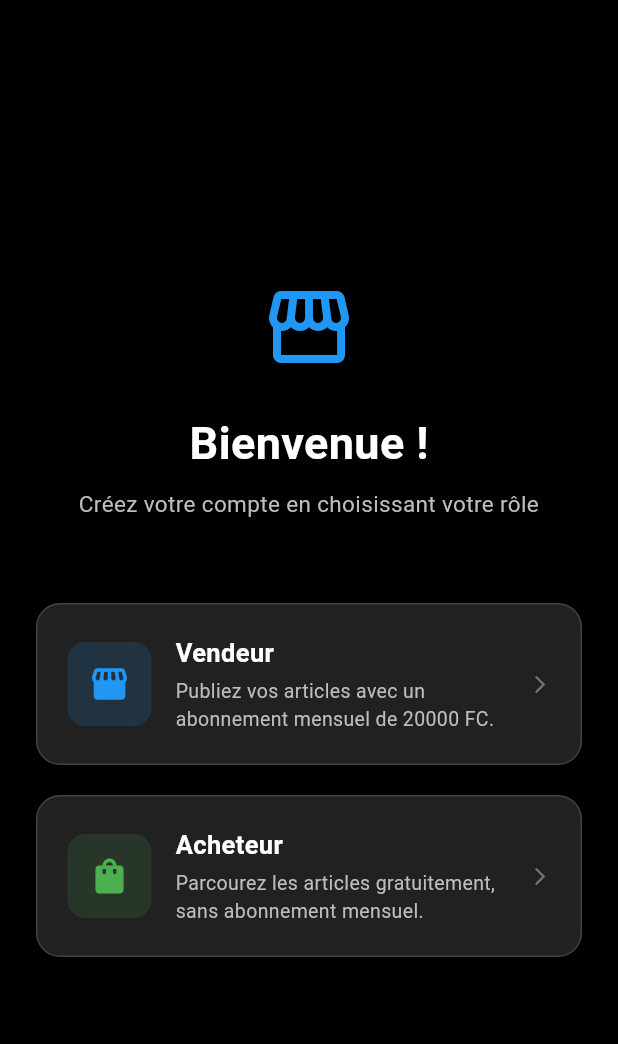
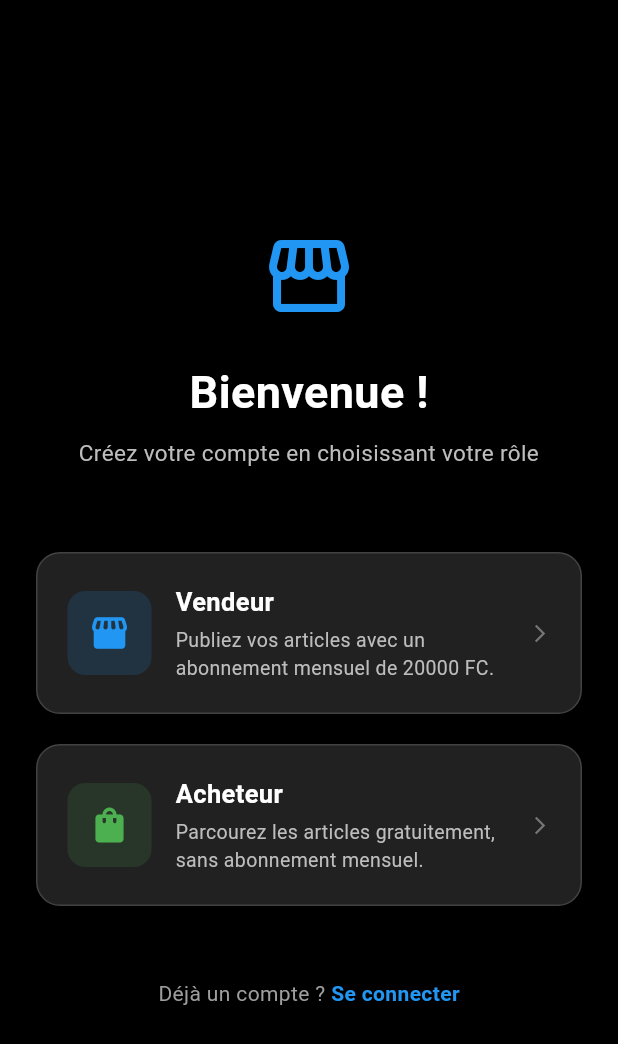
Before and after one commit to davekbg08-cloud/occasion, a Flutter app: the screen it shows after launch, on a phone screen of 412 x 824 dp. Shown: the top 1044 px of the screen. Run offline on Flutter 3.47's test engine with Material 3 defaults, Android fonts, the phone set to English and light mode, and no system bars; our stand-ins replace cached_network_image, camera, cloud_firestore, firebase_auth, firebase_core, firebase_messaging and 9 more; missing offline and left inert: cinetpay, google_mlkit_text_recognition; accounts and stored records are empty.

Commit message:
Use-go-router-extra-for-role-selection

```diff
--- a/lib/main.dart
+++ b/lib/main.dart
@@ -116,6 +116,7 @@ class OccasionApp extends StatelessWidget {
         },
       ),
       GoRoute(path: '/auth', builder: (context, state) => const _AuthPage()),
+      GoRoute(path: '/login', builder: (context, state) => const _AuthPage()),
     ],
   );
 
--- a/lib/screens/role_selection_screen.dart
+++ b/lib/screens/role_selection_screen.dart
@@ -33,22 +33,48 @@ class RoleSelectionScreen extends StatelessWidget {
                 style: TextStyle(color: Colors.grey[400], fontSize: 15),
               ),
               const SizedBox(height: 56),
-              _RoleButton(
+              _RoleCard(
                 icon: Icons.storefront_rounded,
                 title: 'Vendeur',
-                subtitle:
+                description:
                     'Publiez vos articles avec un abonnement mensuel de 20000 FC.',
                 accentColor: Colors.blue,
-                onTap: () => _selectRole(context, UserRole.seller),
+                onTap: () => context.push(
+                  '/phone-auth',
+                  extra: UserRole.seller,
+                ),
               ),
               const SizedBox(height: 20),
-              _RoleButton(
+              _RoleCard(
                 icon: Icons.shopping_bag_rounded,
                 title: 'Acheteur',
-                subtitle:
+                description:
                     'Parcourez les articles gratuitement, sans abonnement mensuel.',
                 accentColor: Colors.green,
-                onTap: () => _selectRole(context, UserRole.buyer),
+                onTap: () => context.push(
+                  '/phone-auth',
+                  extra: UserRole.buyer,
+                ),
+              ),
+              const SizedBox(height: 48),
+              Row(
+                mainAxisAlignment: MainAxisAlignment.center,
+                children: [
+                  Text(
+                    'Déjà un compte ? ',
+                    style: TextStyle(color: Colors.grey[500]),
+                  ),
+                  GestureDetector(
+                    onTap: () => context.push('/login'),
+                    child: const Text(
+                      'Se connecter',
+                      style: TextStyle(
+                        color: Colors.blue,
+                        fontWeight: FontWeight.bold,
+                      ),
+                    ),
+                  ),
+                ],
               ),
             ],
           ),
@@ -56,24 +82,20 @@ class RoleSelectionScreen extends StatelessWidget {
       ),
     );
   }
-
-  void _selectRole(BuildContext context, UserRole role) {
-    context.go('/phone-auth', extra: role);
-  }
 }
 
-class _RoleButton extends StatelessWidget {
-  const _RoleButton({
+class _RoleCard extends StatelessWidget {
+  const _RoleCard({
     required this.icon,
     required this.title,
-    required this.subtitle,
+    required this.description,
     required this.accentColor,
     required this.onTap,
   });
 
   final IconData icon;
   final String title;
-  final String subtitle;
+  final String description;
   final Color accentColor;
   final VoidCallback onTap;
 
@@ -114,7 +136,7 @@ class _RoleButton extends StatelessWidget {
                   ),
                   const SizedBox(height: 4),
                   Text(
-                    subtitle,
+                    description,
                     style: TextStyle(color: Colors.grey[400], fontSize: 13),
                   ),
                 ],
```
